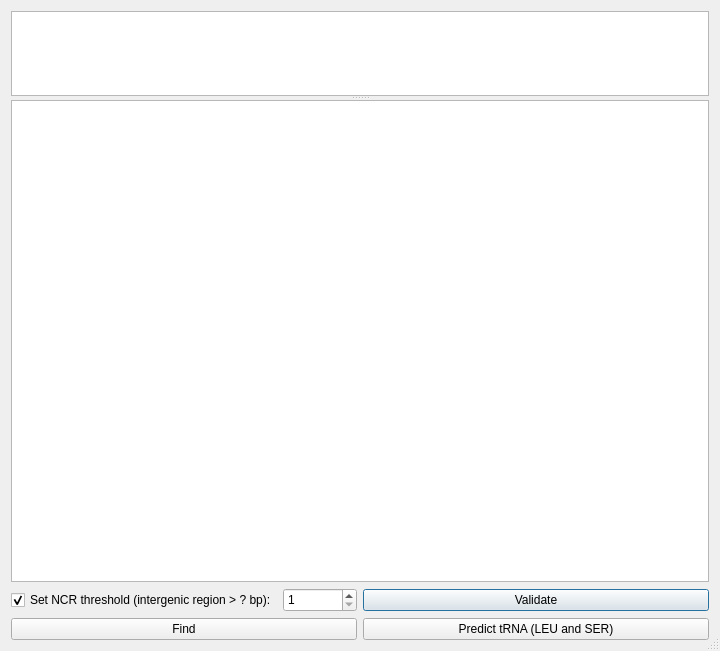
First picture: the form in PhyloSuite/uifiles/gbEditor.ui, repository dongzhang0725/PhyloSuite, before the edit.
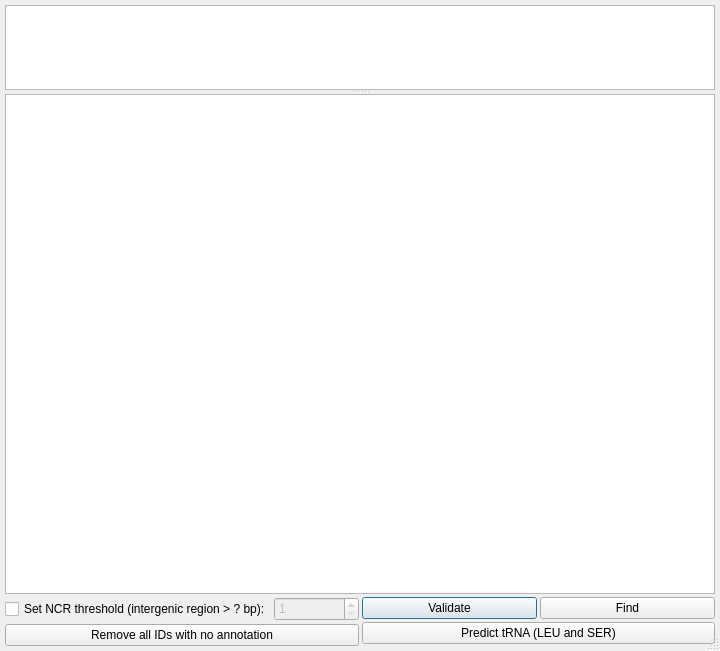
Second picture: the form after the edit. Icons and pictures are not drawn.

```diff
--- a/PhyloSuite/uifiles/gbEditor.ui
+++ b/PhyloSuite/uifiles/gbEditor.ui
@@ -22,8 +22,23 @@
   <property name="sizeGripEnabled">
    <bool>true</bool>
   </property>
-  <layout class="QVBoxLayout" name="verticalLayout">
-   <item>
+  <layout class="QGridLayout" name="gridLayout_3">
+   <property name="leftMargin">
+    <number>5</number>
+   </property>
+   <property name="topMargin">
+    <number>5</number>
+   </property>
+   <property name="rightMargin">
+    <number>5</number>
+   </property>
+   <property name="bottomMargin">
+    <number>5</number>
+   </property>
+   <property name="spacing">
+    <number>3</number>
+   </property>
+   <item row="0" column="0">
     <widget class="QSplitter" name="splitter">
      <property name="orientation">
       <enum>Qt::Vertical</enum>
@@ -51,28 +66,21 @@
        <bool>true</bool>
       </attribute>
      </widget>
-     <widget class="QTextBrowser" name="textBrowser">
+     <widget class="QPlainTextEdit" name="plainTextEdit_gb">
+      <property name="font">
+       <font>
+        <family>Courier New</family>
+       </font>
+      </property>
       <property name="autoFillBackground">
        <bool>true</bool>
       </property>
-      <property name="tabChangesFocus">
-       <bool>true</bool>
-      </property>
-      <property name="undoRedoEnabled">
-       <bool>true</bool>
-      </property>
-      <property name="readOnly">
-       <bool>false</bool>
-      </property>
-      <property name="openExternalLinks">
-       <bool>true</bool>
-      </property>
      </widget>
     </widget>
    </item>
-   <item>
-    <layout class="QHBoxLayout" name="horizontalLayout_2">
-     <item>
+   <item row="1" column="0">
+    <layout class="QGridLayout" name="gridLayout_2">
+     <item row="0" column="0">
       <layout class="QHBoxLayout" name="horizontalLayout">
        <item>
         <widget class="QCheckBox" name="checkBox">
@@ -80,12 +88,15 @@
           <string>Set NCR threshold (intergenic region &gt; ? bp):</string>
          </property>
          <property name="checked">
-          <bool>true</bool>
+          <bool>false</bool>
          </property>
         </widget>
        </item>
        <item>
         <widget class="QSpinBox" name="spinBox">
+         <property name="enabled">
+          <bool>false</bool>
+         </property>
          <property name="minimumSize">
           <size>
            <width>0</width>
@@ -105,7 +116,9 @@
        </item>
       </layout>
      </item>
-     <item>
+     <item row="0" column="1" rowspan="2">
+      <layout class="QGridLayout" name="gridLayout">
+       <item row="0" column="0">
       <widget class="QPushButton" name="pushButton_2">
        <property name="text">
         <string>Validate</string>
@@ -116,11 +129,7 @@
        </property>
       </widget>
      </item>
-    </layout>
-   </item>
-   <item>
-    <layout class="QHBoxLayout" name="horizontalLayout_3">
-     <item>
+       <item row="0" column="1">
       <widget class="QPushButton" name="pushButton">
        <property name="text">
         <string>Find</string>
@@ -131,7 +140,7 @@
        </property>
       </widget>
      </item>
-     <item>
+       <item row="1" column="0" colspan="2">
       <widget class="QPushButton" name="pushButton_7">
        <property name="toolTip">
         <string>Predict unrecognized tRNAs using ARWEN</string>
@@ -142,6 +151,19 @@
        <property name="icon">
         <iconset resource="../myRes.qrc">
          <normaloff>:/picture/resourses/original.png</normaloff>:/picture/resourses/original.png</iconset>
+         </property>
+        </widget>
+       </item>
+      </layout>
+     </item>
+     <item row="1" column="0">
+      <widget class="QPushButton" name="pushButton_rmv">
+       <property name="text">
+        <string>Remove all IDs with no annotation</string>
+       </property>
+       <property name="icon">
+        <iconset resource="../myRes.qrc">
+         <normaloff>:/picture/resourses/if_Delete_1493279.png</normaloff>:/picture/resourses/if_Delete_1493279.png</iconset>
        </property>
       </widget>
      </item>
```
Lines whose indentation alone changed are shown as unchanged.
